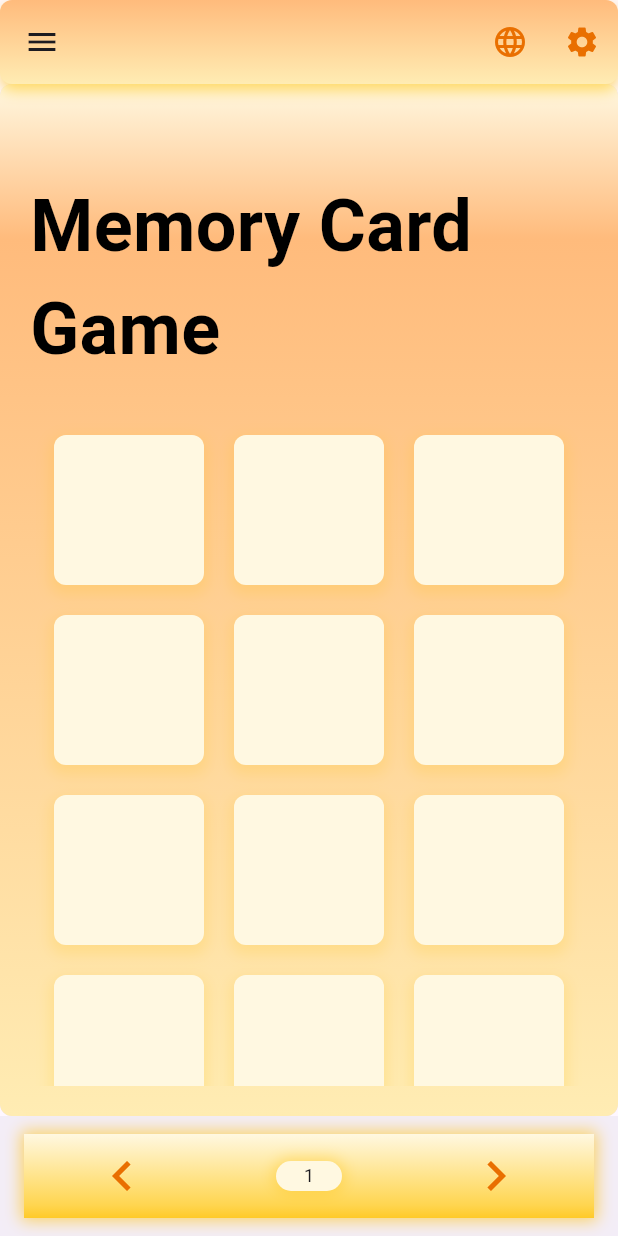
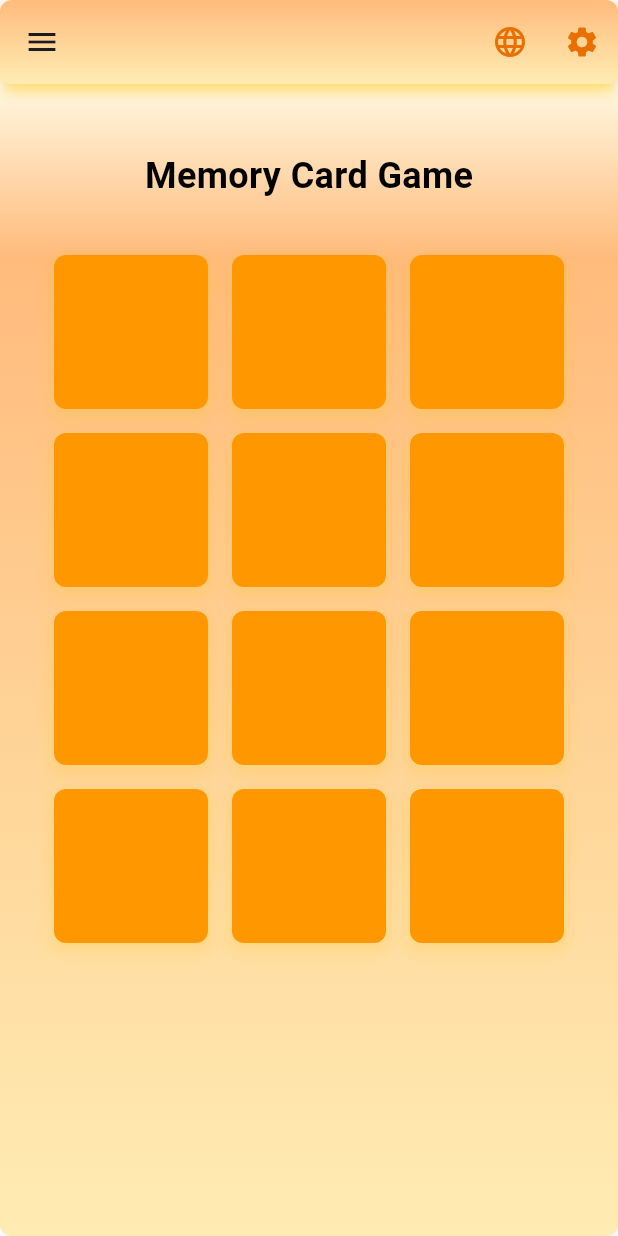
Before and after one commit to MuhammadAnas1506/memory_card_game, a Flutter app: the screen it shows after launch, on a phone screen of 412 x 824 dp. Run offline on Flutter 3.47's test engine with Material 3 defaults, Android fonts, the phone set to English and light mode, and no system bars; our stand-ins replace auto_size_text, lottie.

Commit message:
fix code

```diff
--- a/lib/main.dart
+++ b/lib/main.dart
@@ -1,9 +1,8 @@
+import 'package:auto_size_text/auto_size_text.dart';
 import 'package:flutter/material.dart';
-import 'dart:async';
 import 'package:flutter_cardgame/utils/game_utils.dart';
 import 'package:flutter_cardgame/widgets/quiz_app_bar.dart';
 import 'package:flutter_cardgame/widgets/quiz_body.dart';
-import 'package:flutter_cardgame/widgets/quiz_bottom_bar.dart';
 import 'package:lottie/lottie.dart';
 
 void main() {
@@ -60,10 +59,8 @@ class _HomeScreenState extends State<HomeScreen> {
                 "assets/correct_animation.json",
                 fit: BoxFit.contain,
                 repeat: false,
-              )
-          );
-        }
-    );
+              ));
+        });
   }
 
   @override
@@ -76,7 +73,7 @@ class _HomeScreenState extends State<HomeScreen> {
           matchingQuiz: MatchingMemory(),
         ),
       ),
-      bottomNavigationBar: QuizBottomBar(),
+      // bottomNavigationBar: QuizBottomBar(),
     );
   }
 }
@@ -94,14 +91,13 @@ class _MatchingMemoryState extends State<MatchingMemory> {
   bool hideTest = false;
   final Game _game = Game();
 
-  bool isMatch = false;
+  late List isMatch = List.generate(_game.cards_list.length, (index) => false);
   bool isAlreadyAnswered = false;
 
   int cardCount = 0;
-  String answerCheck = "";
-  String answerCheck1 = "";
-  String answerCheck2 = "";
-
+  Map<String, dynamic>? answerCheck1;
+  Map<String, dynamic>? answerCheck2;
+  bool isDark = false;
   //game stats
   int score = 0;
 
@@ -117,16 +113,20 @@ class _MatchingMemoryState extends State<MatchingMemory> {
       mainAxisAlignment: MainAxisAlignment.spaceAround,
       crossAxisAlignment: CrossAxisAlignment.center,
       children: <Widget>[
-        const SizedBox(height: 40,),
+        const SizedBox(
+          height: 24,
+        ),
         const Text(
           "Memory Card Game",
           style: TextStyle(
-            fontSize: 48.0,
+            fontSize: 24.0,
             fontWeight: FontWeight.bold,
             color: Colors.black,
           ),
         ),
-        const SizedBox(height: 20,),
+        const SizedBox(
+          height: 20,
+        ),
         //Row(
         //  mainAxisAlignment: MainAxisAlignment.spaceAround,
         //  crossAxisAlignment: CrossAxisAlignment.center,
@@ -140,83 +140,66 @@ class _MatchingMemoryState extends State<MatchingMemory> {
                 height: MediaQuery.of(context).size.shortestSide,
                 width: MediaQuery.of(context).size.width,
                 child: GridView.builder(
-              itemCount: _game.gameImg!.length,
-              gridDelegate: const SliverGridDelegateWithFixedCrossAxisCount(
+                    physics: NeverScrollableScrollPhysics(),
+                    itemCount: _game.cards_list.length,
+                    gridDelegate:
+                        const SliverGridDelegateWithFixedCrossAxisCount(
                       crossAxisCount: 3,
-                crossAxisSpacing: 12.0,
-                mainAxisSpacing: 12.0,
+                      crossAxisSpacing: 8.0,
+                      mainAxisSpacing: 8.0,
                     ),
                     padding: const EdgeInsets.all(12.0),
                     itemBuilder: (context, index) {
                       return GestureDetector(
                         onTap: () {
                           setState(() {
-                    //incrementing the clicks
-                    //tries++;
-                    _game.gameImg![index] = _game.cards_list[index];
-                    _game.matchCheck.add({index: _game.cards_list[index]});
+                            isMatch[index] = true;
+                            if (answerCheck1 == null) {
+                              setState(() {
+                                answerCheck1 = {
+                                  "color": _game.cards_list[index].color,
+                                  "index": index
+                                };
                               });
-                  if (_game.matchCheck.length == 2) {
-                    answerCheck1 = _game.matchCheck[0].values.first;
-                    answerCheck2 = _game.matchCheck[1].values.first;
-                    isAlreadyAnswered = _game.complete.contains(answerCheck1) && _game.complete.contains(answerCheck2);
-                    if (_game.complete.contains(answerCheck1) && _game.complete.contains(answerCheck2) == true) {
-                      Future.delayed(const Duration(milliseconds: 500), () {
+                            } else if (answerCheck2 == null) {
                               setState(() {
-                          answerCheck1 = "";
-                          answerCheck2 = "";
-                          _game.matchCheck.clear();
+                                answerCheck2 = {
+                                  "color": _game.cards_list[index].color,
+                                  "index": index
+                                };
+                              });
+                            }
+
+                            if (answerCheck2 != null && answerCheck2 != null) {
+                              if (answerCheck1!['color'] !=
+                                  answerCheck2!['color']) {
+                                ///when wrong answer reset isMatch
+                                Future.delayed(Duration(milliseconds: 500), () {
+                                  setState(() {
+                                    isMatch[answerCheck1!['index']] = false;
+                                    isMatch[answerCheck2!['index']] = false;
+                                    answerCheck1 = null;
+                                    answerCheck2 = null;
                                   });
                                 });
-                    } else if (_game.complete.contains(answerCheck2) == true) {
-                      Future.delayed(const Duration(milliseconds: 500), () {
+
+                                print("reseting answered cards");
+                              } else {
+                                ///when true answer reset current choice
                                 setState(() {
-                          _game.gameImg![_game.matchCheck[0].keys.first] =
-                          _game.hiddenCardpath;
-                          answerCheck1 = "";
-                          answerCheck2 = "";
-                          _game.matchCheck.clear();
+                                  answerCheck1 = null;
+                                  answerCheck2 = null;
                                 });
-                      });
-                    } else if (_game.complete.contains(answerCheck1) == true) {
-                      Future.delayed(const Duration(milliseconds: 500), () {
-                        setState(() {
-                          _game.gameImg![_game.matchCheck[1].keys.first] =
-                          _game.hiddenCardpath;
-                          answerCheck1 = "";
-                          answerCheck2 = "";
-                          _game.matchCheck.clear();
-                        });
-                      });
-                    } else {
-                      answerCheck = answerCheck1+"="+answerCheck2;
-                      isMatch = _game.answer.contains(answerCheck);
-                      if (isMatch == true) {
-                        //incrementing the score
-                        score += 1;
-                        _game.complete.add(answerCheck1);
-                        _game.complete.add(answerCheck2);
-                        answerCheck1 = "";
-                        answerCheck2 = "";
-                        answerCheck = "";
-                        _game.matchCheck.clear();
-                      }
-                      else {
-                        Future.delayed(const Duration(milliseconds: 500), () {
-                          setState(() {
-                            _game.gameImg![_game.matchCheck[0].keys.first] = _game.hiddenCardpath;
-                            _game.gameImg![_game.matchCheck[1].keys.first] = _game.hiddenCardpath;
-                            answerCheck1 = "";
-                            answerCheck2 = "";
-                            answerCheck = "";
-                            _game.matchCheck.clear();
-                          });
-                        });
+                                print("proceed next choice");
                               }
                             }
-                    if (score == 6) {
+                          });
+                          // print(answerCheck2);
+                          // print(answerCheck1);
+                          if (!isMatch.contains(false)) {
                             showDialog(
                                 context: context,
+                                barrierDismissible: false,
                                 builder: (_) => Dialog(
                                       backgroundColor: Colors.transparent,
                                       elevation: 0,
@@ -224,22 +207,27 @@ class _MatchingMemoryState extends State<MatchingMemory> {
                                         alignment: FractionalOffset.center,
                                         height: 300.0,
                                         padding: const EdgeInsets.all(20.0),
-                            child:  Lottie.asset(
-                              "correct_animation.json",
+                                        child: Lottie.asset(
+                                          "assets/correct_animation.json",
                                           fit: BoxFit.contain,
                                           repeat: false,
                                         ),
                                       ),
-                        )
-                      );
-                    }
+                                    ));
+                            Future.delayed(const Duration(seconds: 2), () {
+                              Navigator.pop(context);
+                            });
                           }
                         },
                         child: Container(
                           margin: const EdgeInsets.all(4.0),
                           padding: const EdgeInsets.all(8.0),
                           decoration: ShapeDecoration(
-                    color: const Color(0xFFFFF8E1),
+                            color: !isMatch[index]
+                                ? isDark
+                                    ? Colors.grey
+                                    : Colors.orange
+                                : _game.cards_list[index].color,
                             shape: RoundedRectangleBorder(
                               borderRadius: BorderRadius.circular(8),
                             ),
@@ -253,20 +241,20 @@ class _MatchingMemoryState extends State<MatchingMemory> {
                             ],
                           ),
                           child: Center(
-                    child: Text(
-                      _game.gameImg![index],
+                            child: AutoSizeText(
+                              !isMatch[index]
+                                  ? ""
+                                  : _game.cards_list[index].name!,
+                              minFontSize: 16,
+                              textAlign: TextAlign.center,
                               style: const TextStyle(
-                        fontSize: 20,
                                 fontWeight: FontWeight.bold,
                               ),
                             ),
                           ),
                         ),
                       );
-             }
-            )
-          )
-        ),
+                    }))),
       ],
     );
   }
--- /dev/null
+++ b/lib/models/cards_game_model.dart
@@ -0,0 +1,9 @@
+import 'package:flutter/material.dart';
+
+class CardsModel {
+  String? name;
+  MaterialColor? color;
+  String? imageUrl;
+
+  CardsModel({required this.name, required this.color, required this.imageUrl});
+}
--- a/lib/utils/game_utils.dart
+++ b/lib/utils/game_utils.dart
@@ -1,53 +1,35 @@
 import 'package:flutter/material.dart';
+import 'package:flutter_cardgame/models/cards_game_model.dart';
 
 class Game {
   final Color hiddenCard = Colors.red;
+  List<CardsModel> cards_list = [
+    CardsModel(name: "Circles", imageUrl: 'imageUrl', color: Colors.green),
+    CardsModel(name: "Bulat", imageUrl: 'imageUrl', color: Colors.green),
+    CardsModel(name: "Squares", imageUrl: 'imageUrl', color: Colors.yellow),
+    CardsModel(name: "Heart", imageUrl: 'imageUrl', color: Colors.cyan),
+    CardsModel(name: "Diamonds", imageUrl: 'imageUrl', color: Colors.amber),
+    CardsModel(name: "Star", imageUrl: 'imageUrl', color: Colors.pink),
+    CardsModel(name: "Segi Tiga", imageUrl: 'imageUrl', color: Colors.blue),
+    CardsModel(name: "Bintang", imageUrl: 'imageUrl', color: Colors.pink),
+    CardsModel(name: "Hati", imageUrl: 'imageUrl', color: Colors.cyan),
+    CardsModel(name: "Belian", imageUrl: 'imageUrl', color: Colors.amber),
+    CardsModel(name: "Segi Empat", imageUrl: 'imageUrl', color: Colors.yellow),
+    CardsModel(name: "Triangles", imageUrl: 'imageUrl', color: Colors.blue),
+  ];
+
   List<Color>? gameColors;
   List<String>? gameImg;
-  List<Color> cards = [
-    Colors.green,
-    Colors.yellow,
-    Colors.yellow,
-    Colors.green,
-    Colors.blue,
-    Colors.blue
-  ];
+
   final String hiddenCardpath = " ";
-  List<String> cards_list = [
-    "Circles",
-    "Triangles",
-    "Bulat",
-    "Squares",
-    "Heart",
-    "Diamonds",
-    "Star",
-    "Segi Tiga",
-    "Bintang",
-    "Hati",
-    "Belian",
-    "Segi Empat",
-  ];
+
   final int cardCount = 12;
-  List<String> answer = [
-    "Circles=Bulat",
-    "Triangles=Segi Tiga",
-    "Bulat=Circles",
-    "Squares=Segi Empat",
-    "Heart=Hati",
-    "Diamonds=Belian",
-    "Star=Bintang",
-    "Segi Tiga=Triangles",
-    "Bintang=Star",
-    "Hati=Heart",
-    "Belian=Diamonds",
-    "Segi Empat=Squares",
-  ];
+
   List<Map<int, String>> matchCheck = [];
   List<String> complete = [];
 
   //methods
   void initGame() {
-    gameColors = List.generate(cardCount, (index) => hiddenCard);
-    gameImg = List.generate(cardCount, (index) => hiddenCardpath);
+    cards_list.shuffle();
   }
 }
```
Also changed, not shown: pubspec.lock. Lines whose indentation alone changed are shown as unchanged.
